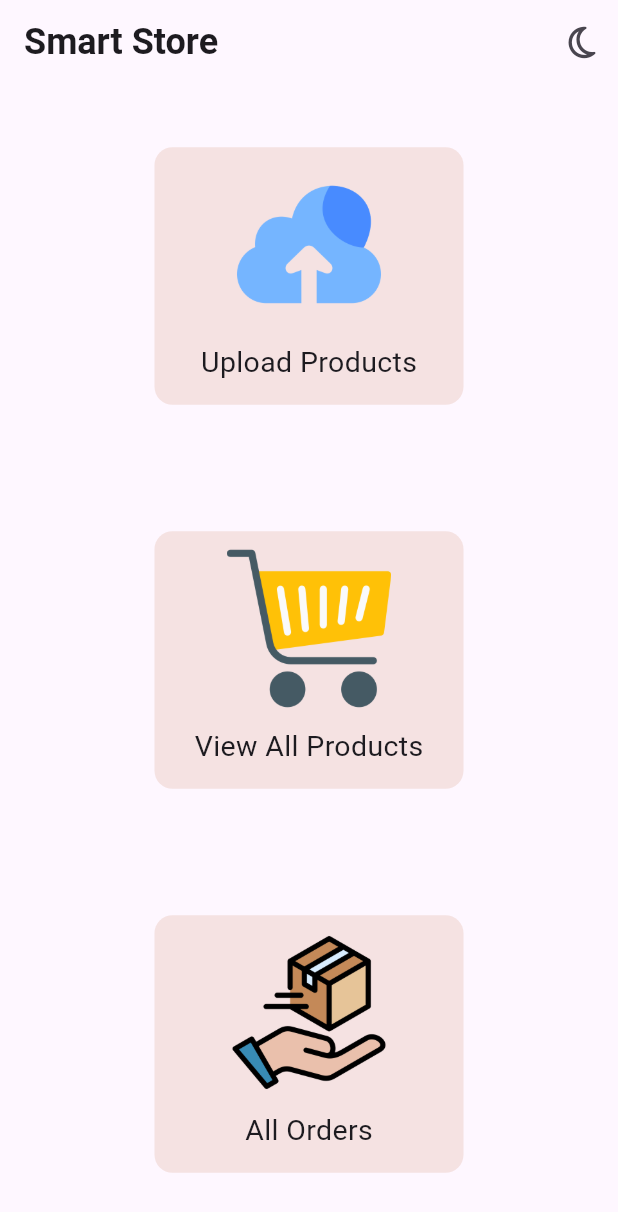
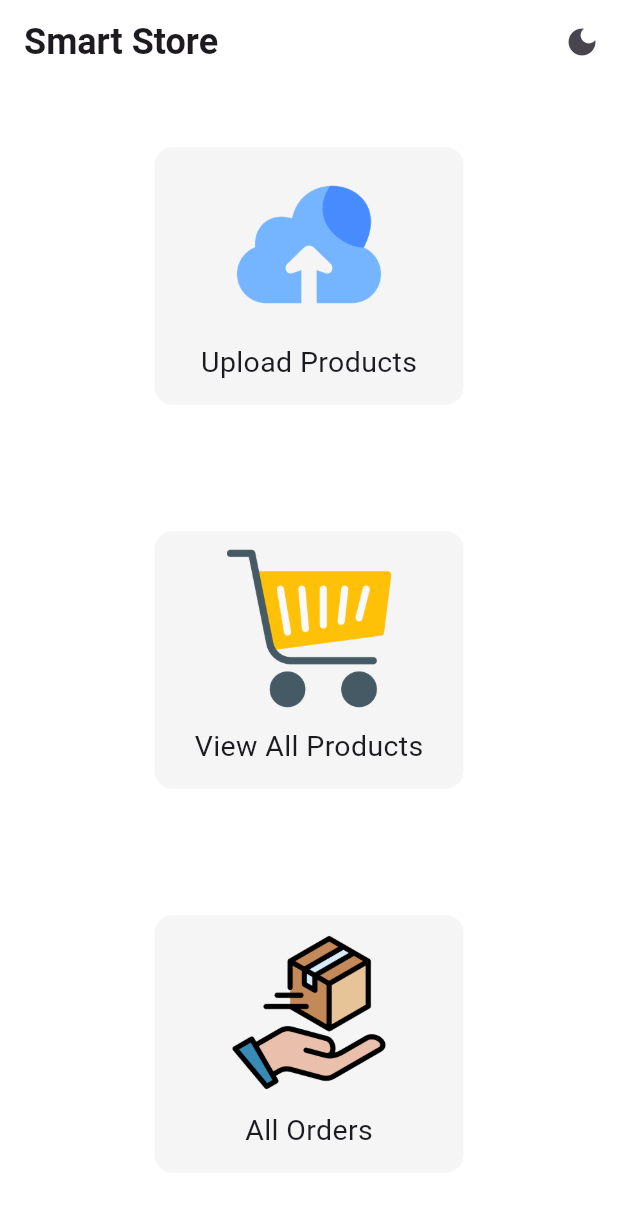
Before and after one commit to mohandalnjjar/adminPanel, a Flutter app: the screen it shows after launch, on a phone screen of 412 x 824 dp. Shown: the top 1212 px of the screen. Run offline on Flutter 3.47's test engine with Material 3 defaults, Android fonts, the phone set to English and light mode, and no system bars; our stand-ins replace fancy_shimmer_image, go_router, iconly, shared_preferences; missing offline and left inert: dynamic_height_grid_view.

Commit message:
add  adark and light mode theme

```diff
--- a/lib/core/utils/app_router.dart
+++ b/lib/core/utils/app_router.dart
@@ -1,6 +1,7 @@
 import 'package:admin_dash_board/core/utils/constance.dart';
-import 'package:admin_dash_board/features/home_feature/presentation/views/home_view.dart';
-import 'package:admin_dash_board/features/home_feature/presentation/views/search_view.dart';
+import 'package:admin_dash_board/features/home/presentation/views/home_view.dart';
+import 'package:admin_dash_board/features/home/presentation/views/oreders_View.dart';
+import 'package:admin_dash_board/features/home/presentation/views/search_view.dart';
 import 'package:go_router/go_router.dart';
 
 class AppRouterConfig {
@@ -13,6 +14,10 @@ class AppRouterConfig {
       GoRoute(
         path: Constance.kSearchViewRouter,
         builder: (context, state) => const SearchView(),
+      ),
+      GoRoute(
+        path: Constance.kOrdersViewRouter,
+        builder: (context, state) => const OrdersView(),
       )
     ],
   );
--- a/lib/core/utils/constance.dart
+++ b/lib/core/utils/constance.dart
@@ -2,9 +2,22 @@ import 'package:flutter/material.dart';
 
 class Constance {
   //App colors
-  static const Color kSubPrimary = Color.fromARGB(255, 245, 226, 226);
+  static Color kSubPrimary = Colors.grey.withOpacity(.1);
 
   //routers
   static String kHomeViewRouter = '/';
   static String kSearchViewRouter = '/SearchViewRouter';
+  static String kOrdersViewRouter = '/OrdersView';
 }
+
+abstract class AppColors {
+  static const Color kLightScaffoldColor = Colors.white;
+  static const Color klightPrimaryColor = Color(0xff181059);
+  static const Color klightCardColor = Color.fromARGB(106, 250, 250, 250);
+  static const Color kdarkCardColor = Color(0xff191233);
+
+  static const Color kLightCardColor = Colors.grey;
+
+  static const Color kDarktScaffoldColor = Color.fromARGB(255, 9, 3, 27);
+  static const Color kdarkPrimaryColor = Color.fromARGB(255, 94, 75, 236);
+}
--- a/lib/features/home_feature/presentation/manager/product_Provider.dart
+++ b/lib/features/home/presentation/manager/product_Provider.dart
@@ -1,4 +1,4 @@
-import 'package:admin_dash_board/features/home_feature/data/product_model.dart';
+import 'package:admin_dash_board/features/home/data/product_model.dart';
 import 'package:flutter/material.dart';
 import 'package:uuid/uuid.dart';
 
--- /dev/null
+++ b/lib/features/home/presentation/views/home_view.dart
@@ -0,0 +1,36 @@
+import 'package:admin_dash_board/core/utils/app_styles.dart';
+import 'package:admin_dash_board/features/home/presentation/widgets/home_view_body.dart';
+import 'package:admin_dash_board/features/theme/presentation/manager/theme_provider/theme_provider.dart';
+import 'package:flutter/material.dart';
+import 'package:provider/provider.dart';
+
+class HomeView extends StatelessWidget {
+  const HomeView({super.key});
+
+  @override
+  Widget build(BuildContext context) {
+    final themeProvider = Provider.of<ThemeProvider>(context);
+
+    return Scaffold(
+      appBar: AppBar(
+        title: const Text(
+          'Smart Store',
+          style: AppStyles.styleSemiBold24,
+        ),
+        actions: [
+          IconButton(
+            onPressed: () {
+              themeProvider.setDarkTheme(
+                themeValue: !themeProvider.getIsDarkTheme,
+              );
+            },
+            icon: Icon(
+              themeProvider.getIsDarkTheme ? Icons.light_mode : Icons.dark_mode,
+            ),
+          ),
+        ],
+      ),
+      body: const HomeViewBody(),
+    );
+  }
+}
--- a/lib/features/home_feature/presentation/views/search_view.dart
+++ b/lib/features/home/presentation/views/search_view.dart
@@ -1,4 +1,4 @@
-import 'package:admin_dash_board/features/home_feature/presentation/widgets/search_view_body.dart';
+import 'package:admin_dash_board/features/home/presentation/widgets/search_view_body.dart';
 import 'package:flutter/material.dart';
 
 class SearchView extends StatelessWidget {
--- a/lib/features/home_feature/presentation/widgets/card_item.dart
+++ b/lib/features/home/presentation/widgets/card_item.dart
@@ -1,6 +1,6 @@
 import 'package:admin_dash_board/core/utils/app_styles.dart';
 import 'package:admin_dash_board/core/utils/constance.dart';
-import 'package:admin_dash_board/features/home_feature/data/models/card_model.dart';
+import 'package:admin_dash_board/features/home/data/models/card_model.dart';
 import 'package:flutter/material.dart';
 import 'package:flutter/widgets.dart';
 
--- a/lib/features/home_feature/presentation/widgets/search_view_body.dart
+++ b/lib/features/home/presentation/widgets/search_view_body.dart
@@ -1,7 +1,7 @@
 import 'package:admin_dash_board/core/utils/widgets/custom_text_form_filed.dart';
-import 'package:admin_dash_board/features/home_feature/data/product_model.dart';
-import 'package:admin_dash_board/features/home_feature/presentation/manager/product_Provider.dart';
-import 'package:admin_dash_board/features/home_feature/presentation/widgets/product_item.dart';
+import 'package:admin_dash_board/features/home/data/product_model.dart';
+import 'package:admin_dash_board/features/home/presentation/manager/product_Provider.dart';
+import 'package:admin_dash_board/features/home/presentation/widgets/product_item.dart';
 import 'package:dynamic_height_grid_view/dynamic_height_grid_view.dart';
 import 'package:flutter/material.dart';
 import 'package:flutter/widgets.dart';
--- a/lib/features/home_feature/presentation/views/home_view.dart
+++ /dev/null
@@ -1,29 +0,0 @@
-import 'package:admin_dash_board/core/utils/app_styles.dart';
-import 'package:admin_dash_board/features/home_feature/presentation/widgets/home_view_body.dart';
-import 'package:flutter/material.dart';
-import 'package:font_awesome_flutter/font_awesome_flutter.dart';
-
-class HomeView extends StatelessWidget {
-  const HomeView({super.key});
-
-  @override
-  Widget build(BuildContext context) {
-    return Scaffold(
-      appBar: AppBar(
-        title: const Text(
-          'Smart Store',
-          style: AppStyles.styleSemiBold24,
-        ),
-        actions: [
-          IconButton(
-            onPressed: () {},
-            icon: const Icon(
-              FontAwesomeIcons.moon,
-            ),
-          ),
-        ],
-      ),
-      body: const HomeViewBody(),
-    );
-  }
-}
--- /dev/null
+++ b/lib/features/theme/data/repositories/theme_repo.dart
@@ -0,0 +1,59 @@
+import 'package:admin_dash_board/core/utils/constance.dart';
+import 'package:flutter/material.dart';
+
+abstract class ThemeRepo {
+  static ThemeData theme(
+      {required bool isDarkTheme, required BuildContext context}) {
+    return ThemeData(
+      elevatedButtonTheme: ElevatedButtonThemeData(
+        style: ElevatedButton.styleFrom(
+          backgroundColor:
+              isDarkTheme ? AppColors.kdarkCardColor : Colors.green,
+          elevation: 0,
+          foregroundColor: Colors.white,
+          padding: const EdgeInsets.all(10),
+          shape: RoundedRectangleBorder(
+            borderRadius: BorderRadius.circular(12),
+          ),
+        ),
+      ),
+      scaffoldBackgroundColor: isDarkTheme
+          ? AppColors.kDarktScaffoldColor
+          : AppColors.kLightScaffoldColor,
+      cardColor: isDarkTheme
+          ? AppColors.kdarkCardColor
+          : AppColors.kLightScaffoldColor,
+      brightness: isDarkTheme ? Brightness.dark : Brightness.light,
+      appBarTheme: AppBarTheme(
+        backgroundColor: isDarkTheme
+            ? AppColors.kDarktScaffoldColor
+            : AppColors.kLightScaffoldColor,
+      ),
+      inputDecorationTheme: InputDecorationTheme(
+        filled: true,
+        fillColor: isDarkTheme
+            ? AppColors.kdarkCardColor
+            : Colors.grey.withOpacity(0.2),
+        contentPadding: const EdgeInsets.all(15),
+        enabledBorder: OutlineInputBorder(
+          borderRadius: BorderRadius.circular(13),
+          borderSide: const BorderSide(
+            color: Colors.blue,
+          ),
+        ),
+        focusedBorder: OutlineInputBorder(
+          borderRadius: BorderRadius.circular(13),
+          borderSide: const BorderSide(
+            color: Colors.blue,
+          ),
+        ),
+        border: OutlineInputBorder(
+          borderRadius: BorderRadius.circular(13),
+          borderSide: const BorderSide(
+            color: Colors.blue,
+          ),
+        ),
+      ),
+    );
+  }
+}
--- /dev/null
+++ b/lib/features/theme/presentation/manager/theme_provider/theme_provider.dart
@@ -0,0 +1,27 @@
+import 'package:flutter/material.dart';
+import 'package:shared_preferences/shared_preferences.dart';
+
+class ThemeProvider extends ChangeNotifier {
+  static const _themeStatus = "themeStatus";
+  bool _darkTheme = false;
+  bool get getIsDarkTheme => _darkTheme;
+
+  Future<void> setDarkTheme({required bool themeValue}) async {
+    SharedPreferences prefs = await SharedPreferences.getInstance();
+
+    prefs.setBool(_themeStatus, themeValue);
+
+    _darkTheme = themeValue;
+
+    notifyListeners();
+  }
+
+  Future<bool> getTheme() async {
+    SharedPreferences pref = await SharedPreferences.getInstance();
+    _darkTheme = pref.getBool(_themeStatus) ?? false;
+
+    notifyListeners();
+
+    return _darkTheme;
+  }
+}
--- a/lib/main.dart
+++ b/lib/main.dart
@@ -1,5 +1,7 @@
 import 'package:admin_dash_board/core/utils/app_router.dart';
-import 'package:admin_dash_board/features/home_feature/presentation/manager/product_Provider.dart';
+import 'package:admin_dash_board/features/home/presentation/manager/product_Provider.dart';
+import 'package:admin_dash_board/features/theme/data/repositories/theme_repo.dart';
+import 'package:admin_dash_board/features/theme/presentation/manager/theme_provider/theme_provider.dart';
 import 'package:flutter/material.dart';
 import 'package:provider/provider.dart';
 
@@ -19,10 +21,19 @@ class AdmidDashBoard extends StatelessWidget {
         ChangeNotifierProvider(
           create: (context) => ProductProvider(),
         ),
+        ChangeNotifierProvider(
+          create: (context) => ThemeProvider()..getTheme(),
+        ),
       ],
-      child: MaterialApp.router(
-        routerConfig: AppRouterConfig.router,
-        debugShowCheckedModeBanner: false,
+      child: Consumer<ThemeProvider>(
+        builder: (BuildContext context, themeProvider, child) {
+          return MaterialApp.router(
+            theme: ThemeRepo.theme(
+                isDarkTheme: themeProvider.getIsDarkTheme, context: context),
+            routerConfig: AppRouterConfig.router,
+            debugShowCheckedModeBanner: false,
+          );
+        },
       ),
     );
   }
--- a/pubspec.yaml
+++ b/pubspec.yaml
@@ -36,6 +36,7 @@ dependencies:
   font_awesome_flutter: ^10.7.0
   go_router: ^13.2.3
   iconly: ^1.0.1
+  onbackground_shared_prefrences: ^0.0.2
   provider: ^6.1.2
 
 dev_dependencies:
```
Also changed, not shown: lib/features/home/presentation/views/oreders_View.dart (added, +16 -0 lines), lib/features/home/presentation/widgets/home_view_body.dart (renamed from lib/features/home_feature/presentation/widgets/home_view_body.dart, +5 -3 lines), lib/features/home/presentation/widgets/orders_view_body.dart (added, +14 -0 lines), lib/features/home/presentation/widgets/product_item.dart (renamed from lib/features/home_feature/presentation/widgets/product_item.dart, +8 -6 lines), lib/features/home/data/models/card_model.dart (renamed from lib/features/home_feature/data/models/card_model.dart), lib/features/home/data/product_model.dart (renamed from lib/features/home_feature/data/product_model.dart), pubspec.lock, 1 other file.
